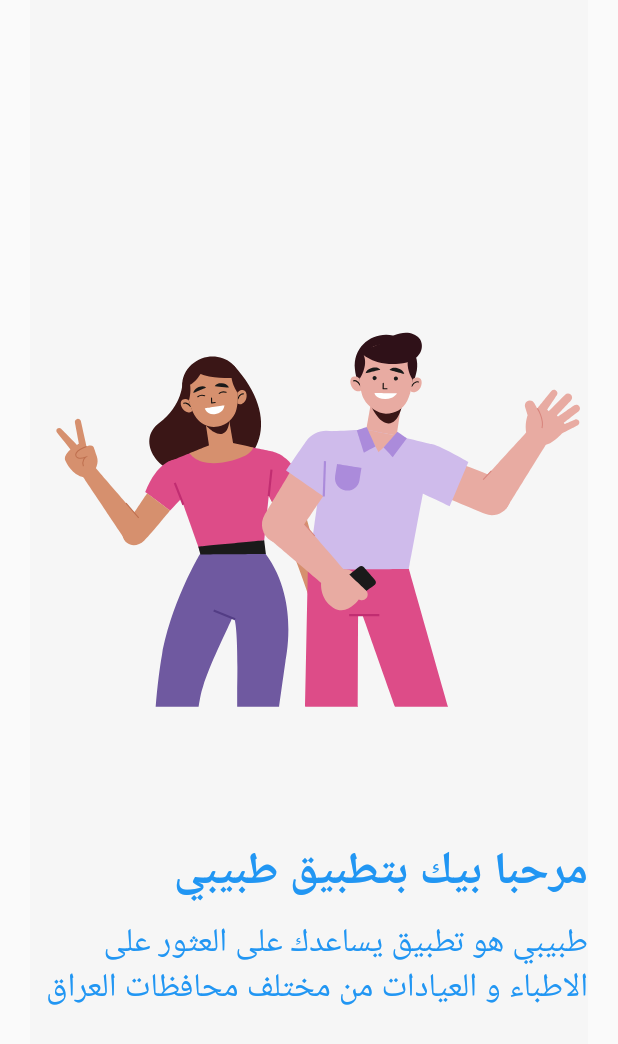
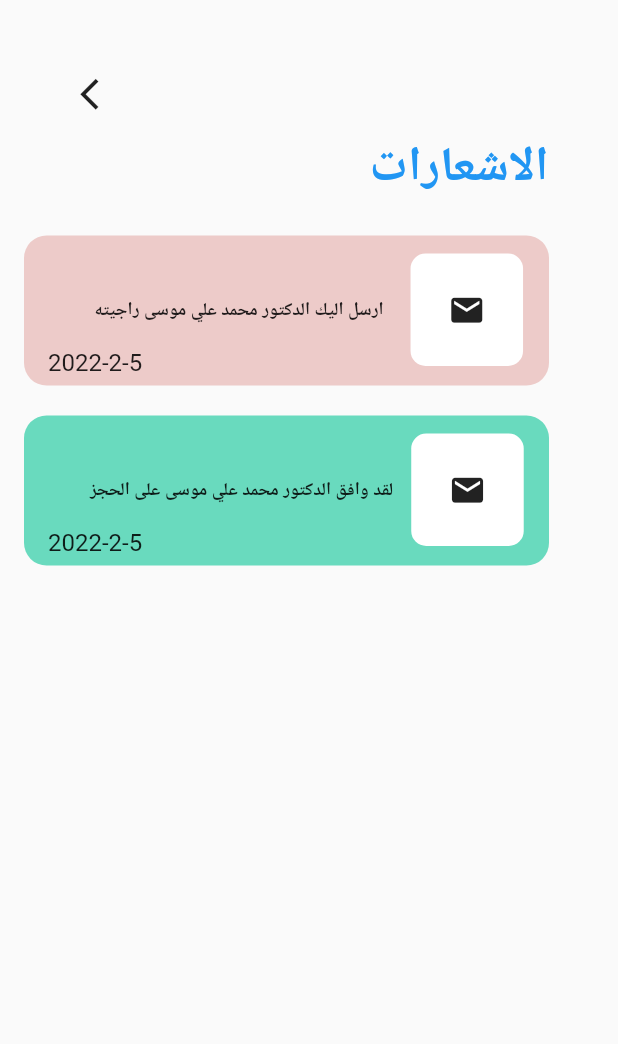
Before and after one commit to hassanali19988/medical_app, a Flutter app: the screen it shows after launch, on a phone screen of 412 x 824 dp. Shown: the top 1044 px of the screen. Run offline on Flutter 3.47's test engine with Material 2 defaults, Android fonts, the phone set to English and light mode, and no system bars; drawn by our look-alikes of lottie; our stand-ins replace google_fonts; Roboto replaces fonts that are missing (Vazirmatn).

Commit message:
Notifications

```diff
--- a/Frontend/medical_app/lib/OnBoarding/onboarding_main.dart
+++ b/Frontend/medical_app/lib/OnBoarding/onboarding_main.dart
@@ -1,12 +1,14 @@
+
+
+
 import 'package:flutter/material.dart';
-import 'package:lottie/lottie.dart';
 
 import '../models/onboarding_models/onboarding_details.dart';
 import '../reuseable_widgets/texts_types/headline_text.dart';
 import '../reuseable_widgets/texts_types/sub_text.dart';
 
 class OnBoardingMain extends StatefulWidget {
-  OnBoardingMain({Key? key}) : super(key: key);
+ const OnBoardingMain({Key? key}) : super(key: key);
 
   @override
   State<OnBoardingMain> createState() => _OnBoardingMainState();
--- a/Frontend/medical_app/lib/main.dart
+++ b/Frontend/medical_app/lib/main.dart
@@ -1,18 +1,22 @@
+
 import 'package:flutter/material.dart';
 
 import 'OnBoarding/onboarding_main.dart';
+import 'notifications/notifications.dart';
 
-void main() => runApp(MyApp());
+
+void main() => runApp(const MyApp());
 
 class MyApp extends StatelessWidget {
+  const MyApp({super.key});
+
   @override
   Widget build(BuildContext context) {
-    return MaterialApp(
-      // theme: ThemeData(
+    return const MaterialApp(
 
-      // ),
+       debugShowCheckedModeBanner: false,
       title: 'Material App',
-      home: OnBoardingMain(),
+      home: Notifications(),
     );
   }
 }
--- /dev/null
+++ b/Frontend/medical_app/lib/models/ontifications_models/ontifications_account.dart
@@ -0,0 +1,30 @@
+import 'package:flutter/material.dart';
+
+class DataNot_1 {
+  IconData icon;
+  String text;
+  final now = DateTime.now();
+  DataNot_1({
+    required this.icon,
+    required this.text,
+  });
+  static List<DataNot_1> datas = [
+    DataNot_1(
+        icon: Icons.email, text: ' ارسل اليك الدكتور محمد علي موسى راجيته  ')
+  ];
+}
+
+// ignore: camel_case_types
+class DataNot_2 {
+  IconData icon;
+  String text;
+  final now = DateTime.now();
+  DataNot_2({
+    required this.icon,
+    required this.text,
+  });
+  static List<DataNot_2> datas = [
+    DataNot_2(
+        icon: Icons.email, text: 'لقد وافق الدكتور محمد علي موسى على الحجز')
+  ];
+}
--- /dev/null
+++ b/Frontend/medical_app/lib/notifications/cards.dart
@@ -0,0 +1,124 @@
+import 'package:flutter/cupertino.dart';
+import 'package:flutter/material.dart';
+
+import '../models/ontifications_models/ontifications_account.dart';
+
+class Card_1 extends StatelessWidget {
+  const Card_1({
+    Key? key,
+    required this.not,
+  }) : super(key: key);
+  final DataNot_1 not;
+  @override
+  Widget build(BuildContext context) {
+    return Padding(
+      padding: const EdgeInsets.only(top: 24, right: 8, left: 16, bottom: 8),
+      child: Stack(
+        children: [
+          Container(
+            height: 100,
+            width: 350,
+            decoration: BoxDecoration(
+                color: const Color.fromARGB(255, 237, 203, 201),
+                borderRadius: BorderRadius.circular(15)),
+          ),
+          Padding(
+            padding: const EdgeInsets.only(top: 12.0, left: 32),
+            child: Row(
+              mainAxisAlignment: MainAxisAlignment.spaceBetween,
+              children: [
+                Padding(
+                  padding: const EdgeInsets.all(12.0),
+                  child: Text(not.text,
+                      style:
+                          TextStyle(fontSize: 12, fontWeight: FontWeight.bold)),
+                ),
+                Stack(alignment: Alignment.center, children: [
+                  Container(
+                    height: 75,
+                    width: 75,
+                    decoration: BoxDecoration(
+                        color: Colors.white,
+                        borderRadius: BorderRadius.circular(10)),
+                  ),
+                  Icon(
+                    not.icon,
+                    size: 25,
+                  )
+                ]),
+              ],
+            ),
+          ),
+          const Padding(
+              padding: EdgeInsets.only(top: 75, left: 16, right: 16),
+              child: Text(
+                '2022-2-5',
+                style: TextStyle(
+                  fontSize: 16,
+                ),
+              ))
+        ],
+      ),
+    );
+  }
+}
+
+class Card_2 extends StatelessWidget {
+  const Card_2({
+    Key? key,
+    required this.not,
+  }) : super(key: key);
+  final DataNot_2 not;
+  @override
+  Widget build(BuildContext context) {
+    return Padding(
+      padding: const EdgeInsets.only(top: 12, right: 0, left: 16, bottom: 8),
+      child: Stack(
+        children: [
+          Container(
+            height: 100,
+            width: 350,
+            decoration: BoxDecoration(
+                color: Color.fromARGB(255, 105, 218, 190),
+                borderRadius: BorderRadius.circular(15)),
+          ),
+          Padding(
+            padding: const EdgeInsets.only(top: 12.0, left: 32),
+            child: Row(
+              mainAxisAlignment: MainAxisAlignment.spaceBetween,
+              children: [
+                Padding(
+                  padding: const EdgeInsets.all(12.0),
+                  child: Text(not.text,
+                      style:
+                          TextStyle(fontSize: 12, fontWeight: FontWeight.bold)),
+                ),
+                Stack(alignment: Alignment.center, children: [
+                  Container(
+                    height: 75,
+                    width: 75,
+                    decoration: BoxDecoration(
+                        color: Colors.white,
+                        borderRadius: BorderRadius.circular(10)),
+                  ),
+                  Icon(
+                    not.icon,
+                    size: 25,
+                  )
+                ]),
+              ],
+            ),
+          ),
+          const Padding(
+              padding: EdgeInsets.only(top: 75, left: 16, right: 16),
+              child: Text(
+                '2022-2-5',
+                style: TextStyle(
+                  fontSize: 16,
+                ),
+              ))
+        ],
+      ),
+    );
+  }
+}
--- /dev/null
+++ b/Frontend/medical_app/lib/notifications/notifications.dart
@@ -0,0 +1,55 @@
+import 'package:flutter/material.dart';
+
+import '../models/ontifications_models/ontifications_account.dart';
+import 'cards.dart';
+
+class Notifications extends StatefulWidget {
+  const Notifications({Key? key}) : super(key: key);
+
+  @override
+  State<Notifications> createState() => _NotificationsState();
+}
+
+class _NotificationsState extends State<Notifications> {
+  @override
+  Widget build(BuildContext context) {
+    return Scaffold(
+      body: Column(children: [
+        Transform.translate(
+          offset: Offset(-140, 50),
+          child: const Icon(
+            Icons.arrow_back_ios,
+            size: 25,
+          ),
+        ),
+        Transform.translate(
+          offset: const Offset(100, 65),
+          child: const Text(
+            'الاشعارات',
+            style: TextStyle(
+              fontSize: 32,
+              color: Colors.blue,
+              fontWeight: FontWeight.bold,
+            ),
+          ),
+        ),
+        const SizedBox(
+          height: 64,
+        ),
+        Row(
+            children: DataNot_1.datas
+                .map((e) => Card_1(
+                      not: e,
+                    ))
+                .toList()),
+        Row(
+            children: DataNot_2.datas
+                .map((e) => Card_2(
+                      not: e,
+                    ))
+                .toList())
+        // const Card_2()
+      ]),
+    );
+  }
+}
--- a/Frontend/medical_app/pubspec.yaml
+++ b/Frontend/medical_app/pubspec.yaml
@@ -66,6 +66,7 @@ flutter:
   # To add assets to your application, add an assets section, like this:
   assets:
     - Assets/Lottie json/
+
     # - images/a_dot_ham.jpeg
 
   # An image asset can refer to one or more resolution-specific "variants", see
```
Also changed, not shown: Frontend/medical_app/pubspec.lock.
